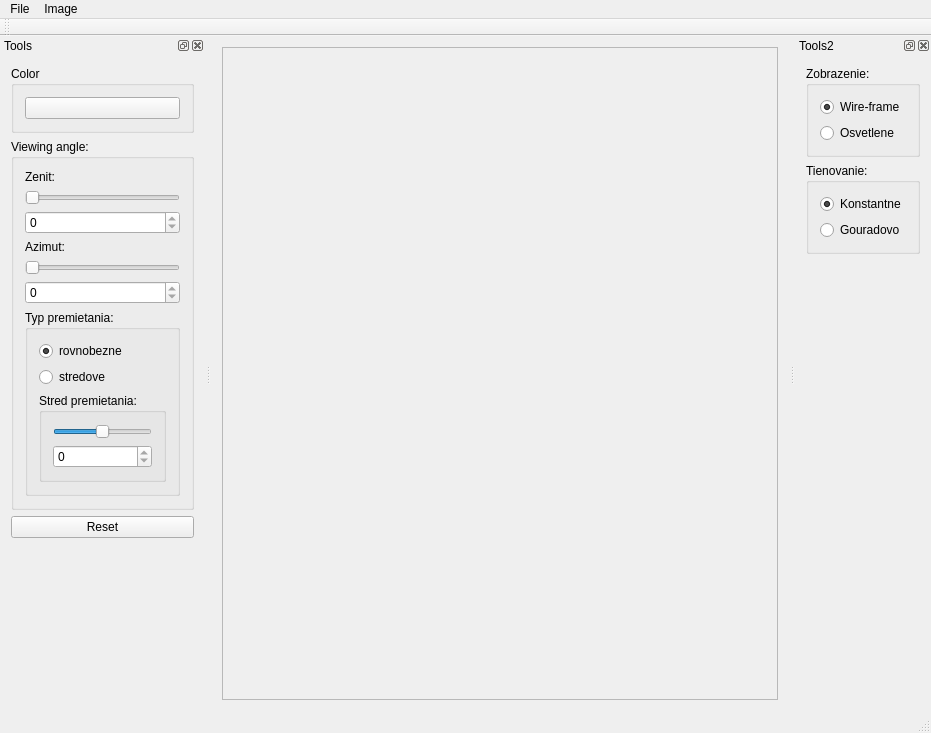
This is ImageViewer.ui in maroslastik/image_viewer_3d as Qt 5 draws it before an edit. The edited form follows.
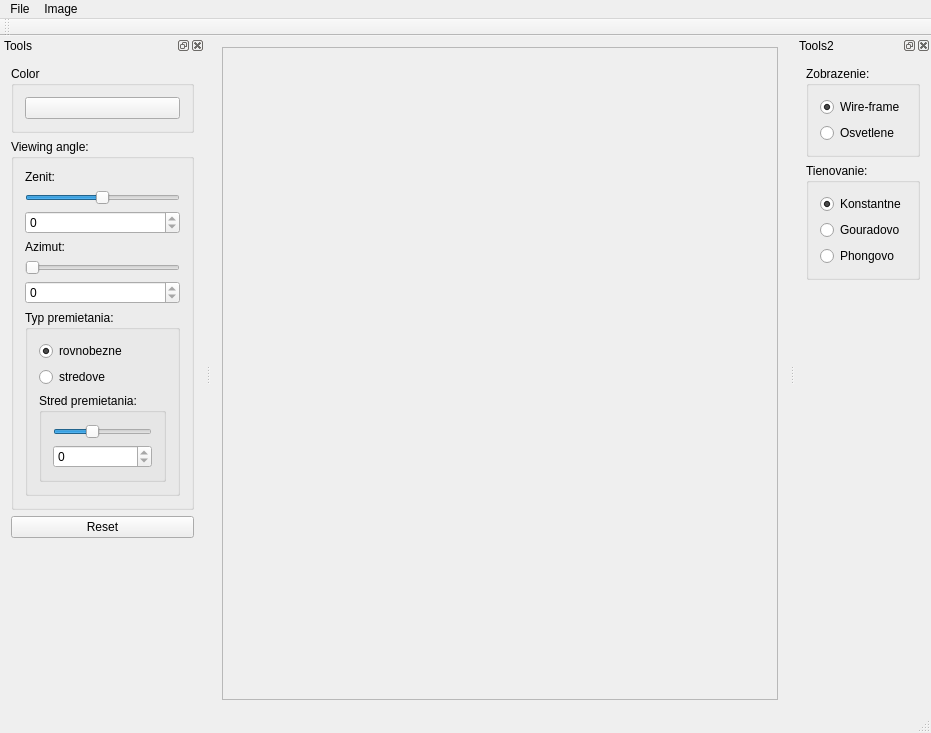
This is the edited form.

```diff
--- a/ImageViewer.ui
+++ b/ImageViewer.ui
@@ -118,6 +118,12 @@
         </item>
         <item>
          <widget class="QSlider" name="zenitSlider">
+          <property name="minimum">
+           <number>-90</number>
+          </property>
+          <property name="maximum">
+           <number>90</number>
+          </property>
           <property name="orientation">
            <enum>Qt::Horizontal</enum>
           </property>
@@ -197,6 +203,9 @@
              <layout class="QVBoxLayout" name="verticalLayout_5">
               <item>
                <widget class="QSlider" name="szSlider">
+                <property name="minimum">
+                 <number>100</number>
+                </property>
                 <property name="maximum">
                  <number>500</number>
                 </property>
@@ -308,6 +317,13 @@
           </property>
          </widget>
         </item>
+        <item>
+         <widget class="QRadioButton" name="phongButton">
+          <property name="text">
+           <string>Phongovo</string>
+          </property>
+         </widget>
+        </item>
        </layout>
       </widget>
      </item>
```
Left out of the diff: 8 changed lines with no effect on the pictures.
